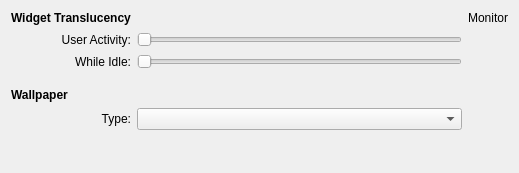
This is plasma/shells/screensaver/BackgroundDialog.ui in mgottschlag/kwin-tiling as Qt 5 draws it before an edit. The edited form follows.
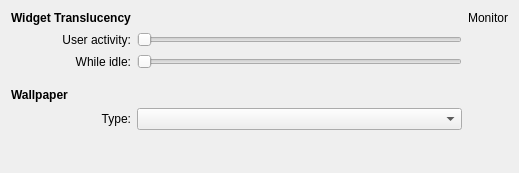
This is the edited form.

Diff of the .ui file:
```diff
--- a/plasma/shells/screensaver/BackgroundDialog.ui
+++ b/plasma/shells/screensaver/BackgroundDialog.ui
@@ -56,7 +56,7 @@
      <item row="1" column="1" >
       <widget class="QLabel" name="label" >
        <property name="text" >
-        <string>User Activity:</string>
+        <string>User activity:</string>
        </property>
        <property name="alignment" >
         <set>Qt::AlignRight|Qt::AlignTrailing|Qt::AlignVCenter</set>
@@ -82,7 +82,7 @@
      <item row="2" column="1" >
       <widget class="QLabel" name="label_3" >
        <property name="text" >
-        <string>While Idle:</string>
+        <string>While idle:</string>
        </property>
        <property name="alignment" >
         <set>Qt::AlignRight|Qt::AlignTrailing|Qt::AlignVCenter</set>
```
